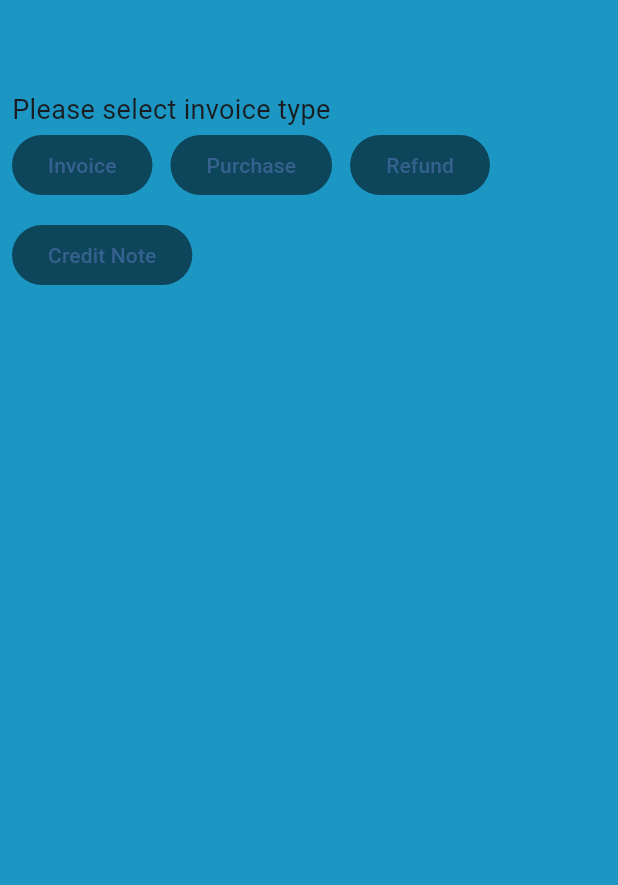
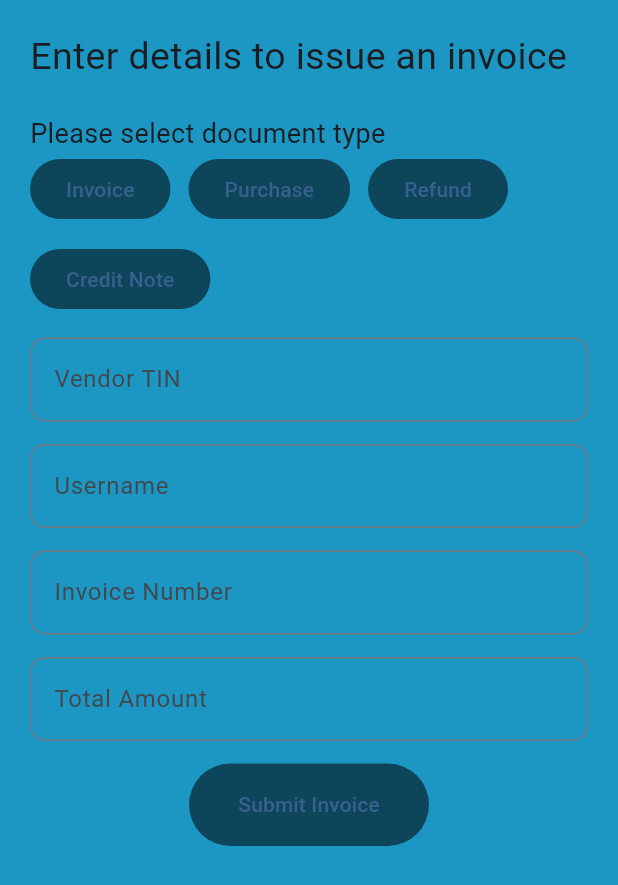
Before and after one commit to DroneBreaker/Flutter-Invoice-App, a Flutter app: the TaxpayerPage screen opened by its route, on a phone screen of 412 x 824 dp. Shown: the top 885 px of the screen. Run offline on Flutter 3.47's test engine with Material 3 defaults, Android fonts, the phone set to English and light mode, and no system bars.

Commit message:
Finishing touches with register page and now working on taxpayer

```diff
--- a/mobile/lib/screens/taxpayer.dart
+++ b/mobile/lib/screens/taxpayer.dart
@@ -10,18 +10,30 @@ class TaxpayerPage extends StatefulWidget {
 }
 
 class _TaxpayerPageState extends State<TaxpayerPage> {
+  // Controllers for different form fields
+  final TextEditingController vendorTINController = TextEditingController();
+  final TextEditingController invoiceNumberController = TextEditingController();
+  final TextEditingController usernameController = TextEditingController();
   @override
   Widget build(BuildContext context) {
     return SafeArea(
       child: Scaffold(
         backgroundColor: const Color.fromARGB(255, 28, 151, 196),
-        body: Padding(
-          padding: const EdgeInsets.only(top: 60.0, left: 8),
+        body: SingleChildScrollView(
+          child: Padding(
+            padding: const EdgeInsets.only(top: 20.0, left: 20, right: 20),
             child: Column(
               crossAxisAlignment: CrossAxisAlignment.start,
               children: [
                 const AppText(
-                title: "Please select invoice type",
+                  title: "Enter details to issue an invoice",
+                  fontSize: 25,
+                ),
+                const SizedBox(
+                  height: 20.0,
+                ),
+                const AppText(
+                  title: "Please select document type",
                   fontSize: 18,
                 ),
                 Wrap(
@@ -34,7 +46,67 @@ class _TaxpayerPageState extends State<TaxpayerPage> {
                     Button(buttonText: "Credit Note", onTap: () => {}),
                   ],
                 ),
+                const SizedBox(
+                  height: 15,
+                ),
+                Form(
+                  child: TextFormField(
+                    controller: vendorTINController,
+                    decoration: InputDecoration(
+                        labelText: 'Vendor TIN',
+                        border: OutlineInputBorder(
+                            borderRadius: BorderRadius.circular(10))),
+                  ),
+                ),
+                const SizedBox(
+                  height: 15,
+                ),
+                Form(
+                  child: TextFormField(
+                    controller: usernameController,
+                    decoration: InputDecoration(
+                        labelText: 'Username',
+                        border: OutlineInputBorder(
+                            borderRadius: BorderRadius.circular(10))),
+                  ),
+                ),
+                const SizedBox(
+                  height: 15,
+                ),
+                Form(
+                  child: TextFormField(
+                    controller: invoiceNumberController,
+                    decoration: InputDecoration(
+                        labelText: 'Invoice Number',
+                        focusColor: Colors.white,
+                        border: OutlineInputBorder(
+                            borderRadius: BorderRadius.circular(10))),
+                  ),
+                ),
+                const SizedBox(
+                  height: 15,
+                ),
+                Form(
+                  child: TextFormField(
+                    keyboardType: TextInputType.number,
+                    decoration: InputDecoration(
+                        labelText: 'Total Amount',
+                        border: OutlineInputBorder(
+                            borderRadius: BorderRadius.circular(10))),
+                  ),
+                ),
+                const SizedBox(
+                  height: 15,
+                ),
+                Center(
+                  child: Button(
+                    buttonText: 'Submit Invoice',
+                    onTap: () => {},
+                    size: const Size(160, 55),
+                  ),
+                )
               ],
+            ),
           ),
         ),
       ),
--- a/mobile/lib/widgets/button.dart
+++ b/mobile/lib/widgets/button.dart
@@ -6,13 +6,16 @@ class Button extends StatelessWidget {
   final Function() onTap;
   final Color? colors;
   final Size? size;
-  const Button(
-      {super.key,
-      required this.buttonText,
-      required this.onTap,
-      this.fontSize,
-      this.colors,
-      this.size});
+  final BorderRadius? borderRadius;
+  const Button({
+    super.key,
+    required this.buttonText,
+    required this.onTap,
+    this.fontSize,
+    this.colors,
+    this.size,
+    this.borderRadius,
+  });
 
   @override
   Widget build(BuildContext context) {
```
Lines whose indentation alone changed are shown as unchanged.
